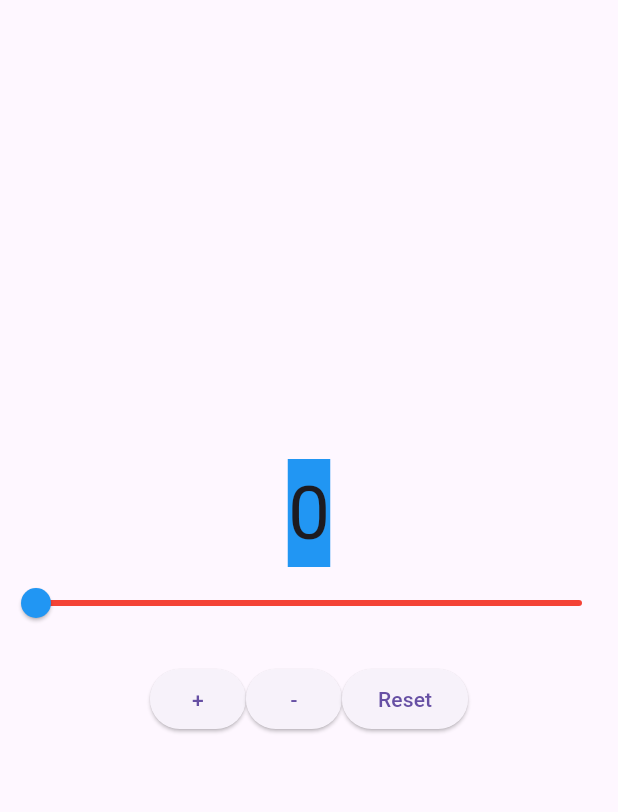
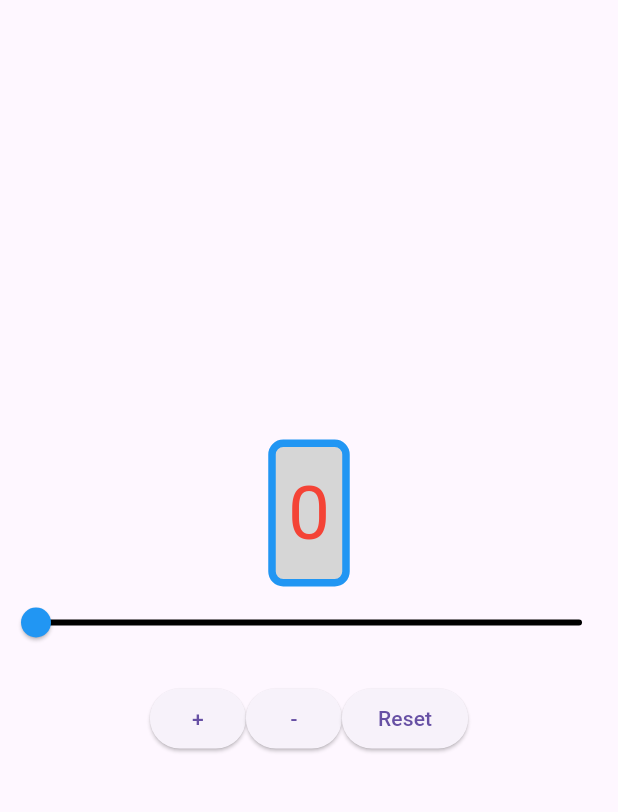
Before and after one commit to hien-dao/MobAppDev_Inclass04, a Flutter app: the screen it shows after launch, on a phone screen of 412 x 824 dp, the part 63-875 px from its top. Run offline on Flutter 3.47's test engine with Material 3 defaults, Android fonts, the phone set to English and light mode, and no system bars.

Commit message:
Add color change of text

```diff
--- a/lib/main.dart
+++ b/lib/main.dart
@@ -40,11 +40,20 @@ class _CounterWidgetState extends State<CounterWidget> {
         children: [
           Center(
             child: Container(
-              color: Colors.blue,
+              decoration: BoxDecoration(
+                color: Colors.grey[350],
+                border: Border.all(color: Colors.blue, width: 5),
+                borderRadius: BorderRadius.circular(10),
+              ),
+              padding: const EdgeInsets.all(8),
               child: Text(
                 //displays the current number
                 '$_counter',
-                style: TextStyle(fontSize: 50.0),
+                style: _counter > 50
+                  ? TextStyle(fontSize: 50, color: Colors.green)
+                  : _counter == 0
+                    ? TextStyle(fontSize: 50, color: Colors.red)
+                    : TextStyle(fontSize: 50, color: Colors.black),
               ),
             ),
           ),
@@ -58,7 +67,7 @@ class _CounterWidgetState extends State<CounterWidget> {
               });
             },
             activeColor: Colors.blue,
-            inactiveColor: Colors.red,
+            inactiveColor: Colors.black,
           ),
           const SizedBox(height: 16),
           Row(
```
